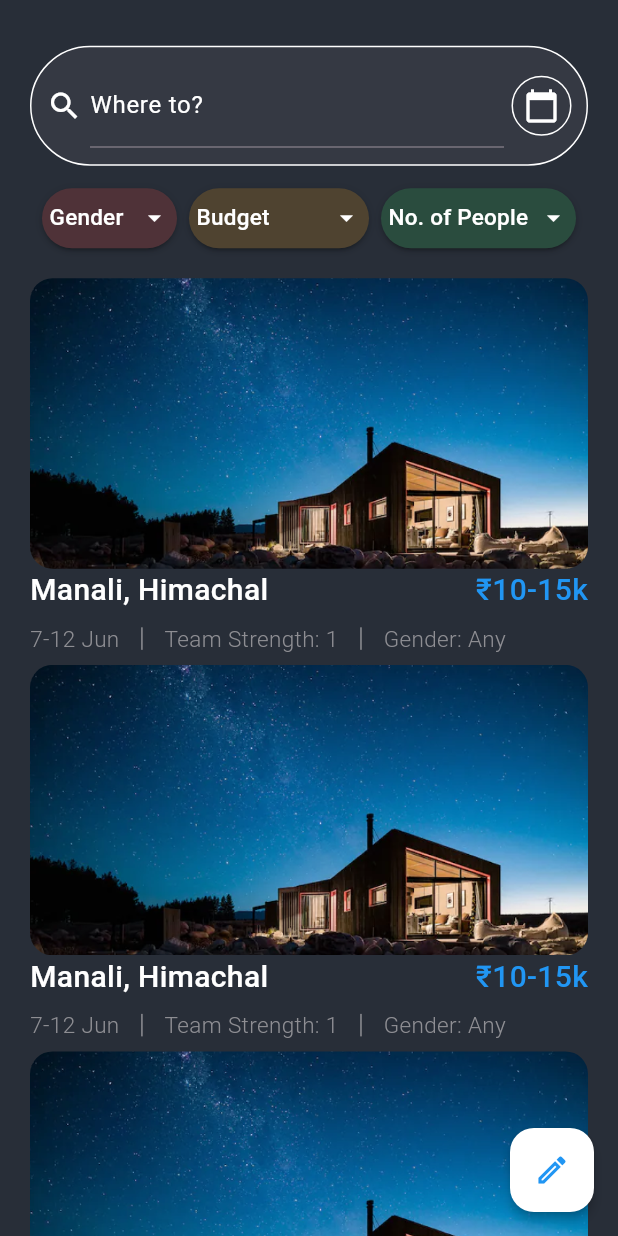
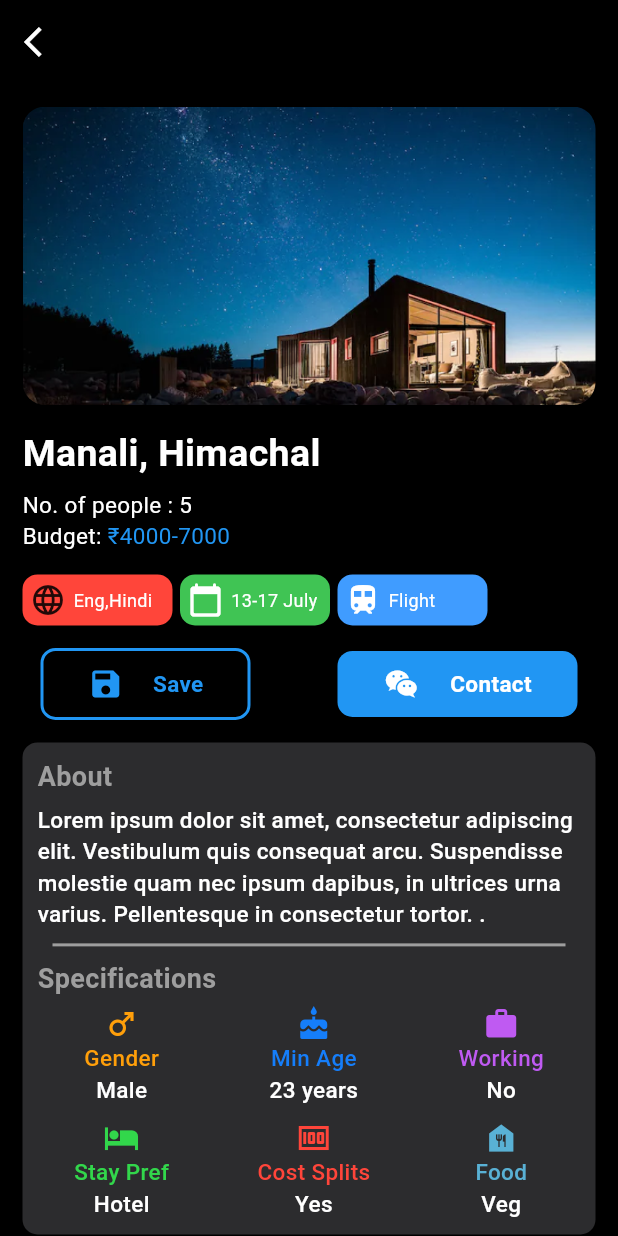
Before and after one commit to YuvrajSingh3110/travel_crew, a Flutter app: the Home screen opened directly, after a tap on "Manali, Himachal", on a phone screen of 412 x 824 dp. Run offline on Flutter 3.47's test engine with Material 2 defaults, Android fonts, the phone set to English and light mode, and no system bars; drawn by our look-alikes of dropdown_button2; our stand-ins replace appwrite, flutter_native_splash, flutter_signin_button, google_fonts, google_sign_in, image_picker and 2 more; accounts and stored records are empty; network calls fail.

Commit message:
made trip details screen and started create trip screen

```diff
--- a/lib/main.dart
+++ b/lib/main.dart
@@ -65,7 +65,7 @@ class _MyAppState extends State<MyApp> {
   // This widget is the root of your application.
   @override
   Widget build(BuildContext context) {
-    //Future.delayed(Duration(seconds: 2));
+    Future.delayed(Duration(seconds: 2));
     FlutterNativeSplash.remove();
     return MultiProvider(
       providers: providers,
--- /dev/null
+++ b/lib/views/tripDetails.dart
@@ -0,0 +1,452 @@
+import 'package:flutter/material.dart';
+import 'package:flutter/rendering.dart';
+
+class TripDetails extends StatefulWidget {
+  const TripDetails({super.key});
+
+  @override
+  State<TripDetails> createState() => _TripDetailsState();
+}
+
+class _TripDetailsState extends State<TripDetails> {
+  @override
+  Widget build(BuildContext context) {
+    return Scaffold(
+      backgroundColor: Colors.black,
+      appBar: AppBar(
+        backgroundColor: Colors.black,
+        leading: InkWell(
+            onTap: () {
+              Navigator.pop(context);
+            },
+            child: Icon(
+              Icons.arrow_back_ios,
+              color: Colors.white,
+            )),
+      ),
+      body: SingleChildScrollView(
+        physics: AlwaysScrollableScrollPhysics(),
+        child: Container(
+          margin: EdgeInsets.all(15),
+          child: Column(
+            crossAxisAlignment: CrossAxisAlignment.start,
+            children: [
+              ClipRRect(
+                borderRadius: BorderRadius.circular(15),
+                child: Image.asset("lib/assets/images/img.png"),
+              ),
+              SizedBox(
+                height: 15,
+              ),
+              Text(
+                "Manali, Himachal",
+                style: TextStyle(
+                    fontSize: 25,
+                    fontWeight: FontWeight.bold,
+                    color: Colors.white),
+              ),
+              SizedBox(
+                height: 5,
+              ),
+              Column(
+                crossAxisAlignment: CrossAxisAlignment.start,
+                children: [
+                  Text("No. of people : 5",
+                      style: TextStyle(
+                          fontSize: 15,
+                          fontWeight: FontWeight.w400,
+                          color: Colors.white)),
+                  Row(
+                    children: [
+                      Text("Budget: ",
+                          style: TextStyle(
+                              fontSize: 15,
+                              fontWeight: FontWeight.w400,
+                              color: Colors.white)),
+                      Text("₹4000-7000",
+                          style: TextStyle(
+                              fontSize: 15,
+                              fontWeight: FontWeight.w400,
+                              color: Colors.blue)),
+                    ],
+                  ),
+                ],
+              ),
+              SizedBox(
+                height: 15,
+              ),
+              Row(
+                mainAxisAlignment: MainAxisAlignment.start,
+                children: [
+                  Container(
+                    padding: EdgeInsets.all(5),
+                    width: 100,
+                    decoration: BoxDecoration(
+                        color: Color(0xffFF453A),
+                        borderRadius: BorderRadius.circular(10)),
+                    child: Row(
+                      children: [
+                        Icon(Icons.language),
+                        SizedBox(
+                          width: 5,
+                        ),
+                        Text("Eng,Hindi",
+                            style: TextStyle(fontSize: 12, color: Colors.white))
+                      ],
+                    ),
+                  ),
+                  SizedBox(
+                    width: 5,
+                  ),
+                  Container(
+                    padding: EdgeInsets.all(5),
+                    width: 100,
+                    decoration: BoxDecoration(
+                        color: Color(0xff40c454),
+                        borderRadius: BorderRadius.circular(10)),
+                    child: Row(
+                      children: [
+                        Icon(
+                          Icons.calendar_today_rounded,
+                          color: Colors.white,
+                        ),
+                        SizedBox(
+                          width: 5,
+                        ),
+                        Text("13-17 July",
+                            style: TextStyle(fontSize: 12, color: Colors.white))
+                      ],
+                    ),
+                  ),
+                  SizedBox(
+                    width: 5,
+                  ),
+                  Container(
+                    padding: EdgeInsets.all(5),
+                    width: 100,
+                    decoration: BoxDecoration(
+                        color: Color(0xff409CFF),
+                        borderRadius: BorderRadius.circular(10)),
+                    child: Row(
+                      children: [
+                        Icon(
+                          Icons.train,
+                          color: Colors.white,
+                        ),
+                        SizedBox(
+                          width: 5,
+                        ),
+                        Text("Flight",
+                            style: TextStyle(fontSize: 12, color: Colors.white))
+                      ],
+                    ),
+                  ),
+                ],
+              ),
+              SizedBox(
+                height: 15,
+              ),
+              Row(
+                mainAxisAlignment: MainAxisAlignment.spaceAround,
+                children: [
+                  InkWell(
+                    onTap: () {},
+                    child: Container(
+                      padding: EdgeInsets.all(10),
+                      width: 140,
+                      decoration: BoxDecoration(
+                          borderRadius: BorderRadius.circular(10),
+                          border: Border.all(color: Colors.blue, width: 2)),
+                      child: Row(
+                        mainAxisAlignment: MainAxisAlignment.spaceEvenly,
+                        children: [
+                          Icon(
+                            Icons.save,
+                            color: Colors.blue,
+                          ),
+                          Text("Save",
+                              style: TextStyle(
+                                  fontSize: 15,
+                                  fontWeight: FontWeight.bold,
+                                  color: Colors.blue))
+                        ],
+                      ),
+                    ),
+                  ),
+                  SizedBox(
+                    width: 10,
+                  ),
+                  InkWell(
+                    onTap: () {},
+                    child: Container(
+                      padding: EdgeInsets.all(10),
+                      width: 160,
+                      decoration: BoxDecoration(
+                          borderRadius: BorderRadius.circular(10),
+                          color: Colors.blue),
+                      child: Row(
+                        mainAxisAlignment: MainAxisAlignment.spaceEvenly,
+                        children: [
+                          Icon(
+                            Icons.wechat_sharp,
+                            color: Colors.white,
+                          ),
+                          Text("Contact",
+                              style: TextStyle(
+                                  fontSize: 15,
+                                  fontWeight: FontWeight.bold,
+                                  color: Colors.white))
+                        ],
+                      ),
+                    ),
+                  )
+                ],
+              ),
+              Container(
+                margin: EdgeInsets.symmetric(vertical: 15),
+                padding: EdgeInsets.all(10),
+                decoration: BoxDecoration(
+                  color: Color(0xff2C2C2E),
+                  borderRadius: BorderRadius.circular(10),
+                ),
+                child: Column(
+                  crossAxisAlignment: CrossAxisAlignment.start,
+                  children: [
+                    Text("About",
+                        style: TextStyle(
+                            fontSize: 18,
+                            fontWeight: FontWeight.bold,
+                            color: Colors.grey)),
+                    SizedBox(
+                      height: 5,
+                    ),
+                    Text(
+                        "Lorem ipsum dolor sit amet, consectetur adipiscing elit. Vestibulum quis consequat arcu. Suspendisse molestie quam nec ipsum dapibus, in ultrices urna varius. Pellentesque in consectetur tortor. .",
+                        style: TextStyle(
+                            fontSize: 15,
+                            fontWeight: FontWeight.w500,
+                            color: Colors.white)),
+                    SizedBox(
+                      height: 5,
+                    ),
+                    Divider(
+                      color: Colors.grey,
+                      thickness: 2,
+                      height: 10,
+                      indent: 10,
+                      endIndent: 10,
+                    ),
+                    SizedBox(
+                      height: 5,
+                    ),
+                    Text("Specifications",
+                        style: TextStyle(
+                            fontSize: 18,
+                            fontWeight: FontWeight.bold,
+                            color: Colors.grey)),
+                    SizedBox(
+                      height: 5,
+                    ),
+                    Container(
+                      child: Row(
+                        mainAxisAlignment: MainAxisAlignment.spaceEvenly,
+                        children: [
+                          Column(
+                            children: [
+                              Column(
+                                children: [
+                                  Icon(
+                                    Icons.male,
+                                    color: Color(0xffFF9F0A),
+                                  ),
+                                  Text("Gender",
+                                      style: TextStyle(
+                                          fontSize: 15,
+                                          fontWeight: FontWeight.w500,
+                                          color: Color(0xffFF9F0A))),
+                                  Text("Male",
+                                      style: TextStyle(
+                                          fontSize: 15,
+                                          fontWeight: FontWeight.w500,
+                                          color: Colors.white)),
+                                ],
+                              ),
+                              SizedBox(
+                                height: 10,
+                              ),
+                              Column(
+                                children: [
+                                  Icon(
+                                    Icons.hotel,
+                                    color: Color(0xff32D74B),
+                                  ),
+                                  Text("Stay Pref",
+                                      style: TextStyle(
+                                          fontSize: 15,
+                                          fontWeight: FontWeight.w500,
+                                          color: Color(0xff32D74B))),
+                                  Text("Hotel",
+                                      style: TextStyle(
+                                          fontSize: 15,
+                                          fontWeight: FontWeight.w500,
+                                          color: Colors.white)),
+                                ],
+                              ),
+                            ],
+                          ),
+                          SizedBox(
+                            width: 10,
+                          ),
+                          Column(
+                            children: [
+                              Column(
+                                children: [
+                                  Icon(
+                                    Icons.cake,
+                                    color: Color(0xff157EFA),
+                                  ),
+                                  Text("Min Age",
+                                      style: TextStyle(
+                                          fontSize: 15,
+                                          fontWeight: FontWeight.w500,
+                                          color: Color(0xff157EFA))),
+                                  Text("23 years",
+                                      style: TextStyle(
+                                          fontSize: 15,
+                                          fontWeight: FontWeight.w500,
+                                          color: Colors.white)),
+                                ],
+                              ),
+                              SizedBox(
+                                height: 10,
+                              ),
+                              Column(
+                                children: [
+                                  Icon(
+                                    Icons.money,
+                                    color: Color(0xffFF453A),
+                                  ),
+                                  Text("Cost Splits",
+                                      style: TextStyle(
+                                          fontSize: 15,
+                                          fontWeight: FontWeight.w500,
+                                          color: Color(0xffFF453A))),
+                                  Text("Yes",
+                                      style: TextStyle(
+                                          fontSize: 15,
+                                          fontWeight: FontWeight.w500,
+                                          color: Colors.white)),
+                                ],
+                              ),
+                            ],
+                          ),
+                          SizedBox(
+                            width: 10,
+                          ),
+                          Column(
+                            children: [
+                              Column(
+                                children: [
+                                  Icon(
+                                    Icons.work,
+                                    color: Color(0xffBF5AF2),
+                                  ),
+                                  Text("Working",
+                                      style: TextStyle(
+                                          fontSize: 15,
+                                          fontWeight: FontWeight.w500,
+                                          color: Color(0xffBF5AF2))),
+                                  Text("No",
+                                      style: TextStyle(
+                                          fontSize: 15,
+                                          fontWeight: FontWeight.w500,
+                                          color: Colors.white)),
+                                ],
+                              ),
+                              SizedBox(
+                                height: 10,
+                              ),
+                              Column(
+                                children: [
+                                  Icon(
+                                    Icons.food_bank,
+                                    color: Color(0xff59B1D5),
+                                  ),
+                                  Text("Food",
+                                      style: TextStyle(
+                                          fontSize: 15,
+                                          fontWeight: FontWeight.w500,
+                                          color: Color(0xff59B1D5))),
+                                  Text("Veg",
+                                      style: TextStyle(
+                                          fontSize: 15,
+                                          fontWeight: FontWeight.w500,
+                                          color: Colors.white)),
+                                ],
+                              ),
+                            ],
+                          ),
+                        ],
+                      ),
+                    )
+                  ],
+                ),
+              ),
+              SizedBox(
+                height: 15,
+              ),
+              Text(
+                "Journey Roadmap:",
+                style: TextStyle(
+                    fontWeight: FontWeight.bold,
+                    fontSize: 20,
+                    color: Colors.white),
+              ),
+              SizedBox(
+                height: 5,
+              ),
+              Container(
+                height: 140,
+                width: MediaQuery.of(context).size.width,
+                child: ListView.builder(
+                  shrinkWrap: true,
+                  itemCount: 5,
+                  scrollDirection: Axis.horizontal,
+                  itemBuilder: (BuildContext context, int index) {
+                    return Container(
+                      margin: EdgeInsets.symmetric(horizontal: 5),
+                      padding: EdgeInsets.all(5),
+                      height: 100,
+                      width: 100,
+                      decoration: BoxDecoration(
+                        borderRadius: BorderRadius.circular(15),
+                        border: Border.all(color: Colors.red),
+                        color: Color(0xff521613)
+                      ),
+                      child: Column(
+                        mainAxisAlignment: MainAxisAlignment.spaceAround,
+                        children: [
+                          Row(
+                            children: [
+                              Icon(Icons.calendar_today_outlined, color: Colors.white,),
+                              Text("13 July", style: TextStyle(color: Colors.white),),
+                            ],
+                          ),
+                          SizedBox(height: 5,),
+                          Text("Delhi", style: TextStyle(fontWeight: FontWeight.bold,color: Colors.white),),
+                          Text("17:00 h", style: TextStyle(fontWeight: FontWeight.w400,color: Colors.white),),
+                          SizedBox(height: 5,),
+                          Text("Price: ₹0", style: TextStyle(fontWeight: FontWeight.w400,color: Colors.white),),
+                        ],
+                      ),
+                    );
+                  },
+                ),
+              )
+            ],
+          ),
+        ),
+      ),
+    );
+  }
+}
--- a/pubspec.yaml
+++ b/pubspec.yaml
@@ -46,6 +46,8 @@ dependencies:
   smooth_page_indicator: any
   shared_preferences: any
   dropdown_button2: any
+  image_picker: any
+  intl: any
 
 dev_dependencies:
   flutter_test:
```
Also changed, not shown: lib/views/createTrip.dart (added, +180 -0 lines), lib/views/home.dart (+26 -18 lines), pubspec.lock.
